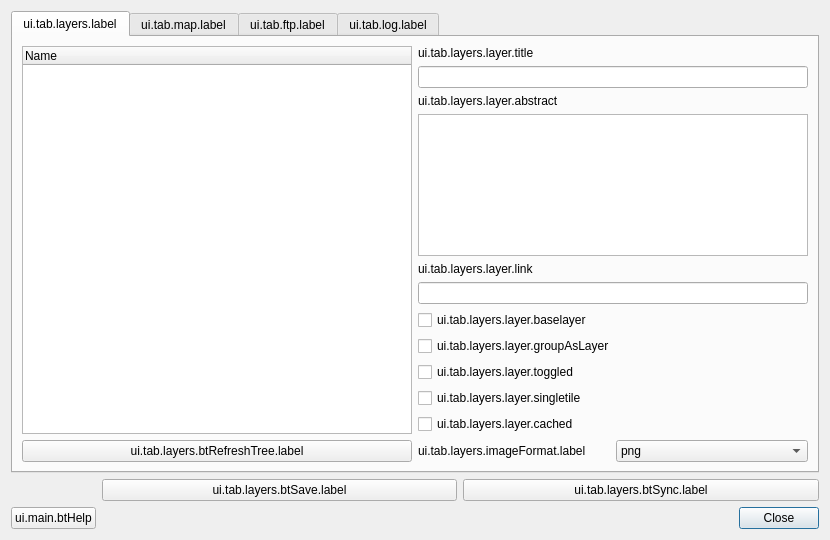
Old version of the form ui_lizmap.ui in the repository 3liz/lizmap-plugin.
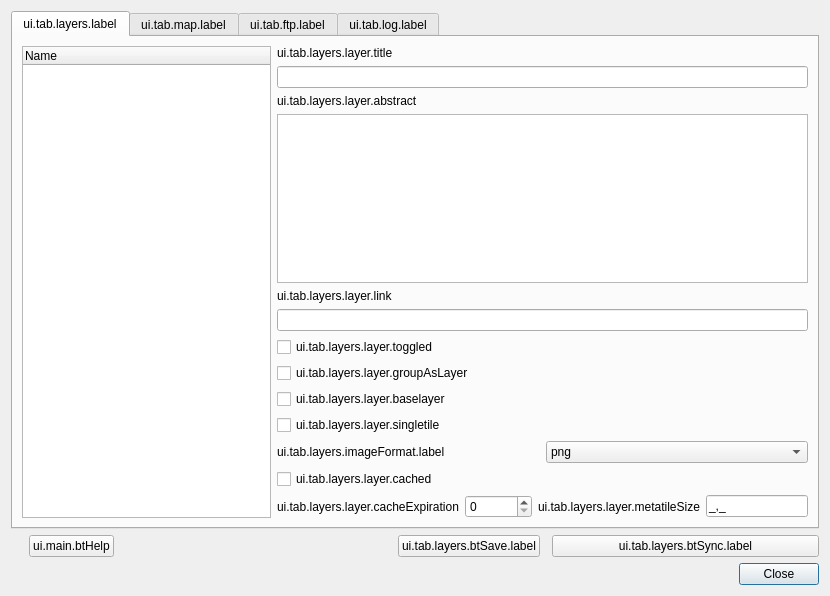
New version of the form.

Commit message: Complete refactoring of the code, data driven for layer options + Cache: add cacheExpiration and metatileSize

Patch:
```diff
--- a/ui_lizmap.ui
+++ b/ui_lizmap.ui
@@ -7,48 +7,21 @@
     <x>0</x>
     <y>0</y>
     <width>830</width>
-    <height>540</height>
+    <height>596</height>
    </rect>
   </property>
   <property name="windowTitle">
    <string>LizMap</string>
   </property>
   <layout class="QGridLayout" name="gridLayout">
-   <item row="2" column="1">
-    <spacer name="horizontalSpacer_2">
-     <property name="orientation">
-      <enum>Qt::Horizontal</enum>
-     </property>
-     <property name="sizeHint" stdset="0">
-      <size>
-       <width>40</width>
-       <height>20</height>
-      </size>
-     </property>
-    </spacer>
-   </item>
-   <item row="2" column="2">
+   <item row="4" column="8">
     <widget class="QDialogButtonBox" name="buttonClose">
      <property name="standardButtons">
       <set>QDialogButtonBox::Close</set>
      </property>
     </widget>
    </item>
-   <item row="2" column="0">
-    <widget class="QPushButton" name="btHelp">
-     <property name="text">
-      <string>ui.main.btHelp</string>
-     </property>
-    </widget>
-   </item>
-   <item row="1" column="1">
-    <widget class="QPushButton" name="btSave">
-     <property name="text">
-      <string>ui.tab.layers.btSave.label</string>
-     </property>
-    </widget>
-   </item>
-   <item row="1" column="2">
+   <item row="1" column="8">
     <widget class="QPushButton" name="btSync">
      <property name="enabled">
       <bool>true</bool>
@@ -58,7 +31,7 @@
      </property>
     </widget>
    </item>
-   <item row="0" column="0" colspan="3">
+   <item row="0" column="0" colspan="9">
     <widget class="QTabWidget" name="tabWidget">
      <property name="currentIndex">
       <number>0</number>
@@ -68,27 +41,6 @@
        <string>ui.tab.layers.label</string>
       </attribute>
       <layout class="QGridLayout" name="gridLayout_2">
-       <item row="0" column="0">
-        <widget class="QTreeWidget" name="treeLayer">
-         <property name="columnCount">
-          <number>1</number>
-         </property>
-         <attribute name="headerDefaultSectionSize">
-          <number>50</number>
-         </attribute>
-         <attribute name="headerMinimumSectionSize">
-          <number>50</number>
-         </attribute>
-         <attribute name="headerStretchLastSection">
-          <bool>true</bool>
-         </attribute>
-         <column>
-          <property name="text">
-           <string notr="true">Name</string>
-          </property>
-         </column>
-        </widget>
-       </item>
        <item row="0" column="1" rowspan="2">
         <layout class="QVBoxLayout" name="verticalLayout">
          <item>
@@ -121,20 +73,6 @@
          <item>
           <widget class="QLineEdit" name="inLayerLink"/>
          </item>
-         <item>
-          <widget class="QCheckBox" name="cbLayerIsBaseLayer">
-           <property name="text">
-            <string>ui.tab.layers.layer.baselayer</string>
-           </property>
-          </widget>
-         </item>
-         <item>
-          <widget class="QCheckBox" name="cbGroupAsLayer">
-           <property name="text">
-            <string>ui.tab.layers.layer.groupAsLayer</string>
-           </property>
-          </widget>
-         </item>
          <item>
           <widget class="QCheckBox" name="cbToggled">
            <property name="text">
@@ -142,6 +80,20 @@
            </property>
           </widget>
          </item>
+         <item>
+          <widget class="QCheckBox" name="cbGroupAsLayer">
+           <property name="text">
+            <string>ui.tab.layers.layer.groupAsLayer</string>
+           </property>
+          </widget>
+         </item>
+         <item>
+          <widget class="QCheckBox" name="cbLayerIsBaseLayer">
+           <property name="text">
+            <string>ui.tab.layers.layer.baselayer</string>
+           </property>
+          </widget>
+         </item>
          <item>
           <widget class="QCheckBox" name="cbSingleTile">
            <property name="text">
@@ -149,13 +101,6 @@
            </property>
           </widget>
          </item>
-         <item>
-          <widget class="QCheckBox" name="cbCached">
-           <property name="text">
-            <string>ui.tab.layers.layer.cached</string>
-           </property>
-          </widget>
-         </item>
          <item>
           <layout class="QHBoxLayout" name="horizontalLayout_8">
            <item>
@@ -186,13 +131,69 @@
            </item>
           </layout>
          </item>
+         <item>
+          <widget class="QCheckBox" name="cbCached">
+           <property name="text">
+            <string>ui.tab.layers.layer.cached</string>
+           </property>
+          </widget>
+         </item>
+         <item>
+          <layout class="QHBoxLayout" name="horizontalLayout_2">
+           <item>
+            <widget class="QLabel" name="label_12">
+             <property name="text">
+              <string>ui.tab.layers.layer.cacheExpiration</string>
+             </property>
+            </widget>
+           </item>
+           <item>
+            <widget class="QSpinBox" name="inCacheExpiration">
+             <property name="maximum">
+              <number>2592000</number>
+             </property>
+            </widget>
+           </item>
+           <item>
+            <widget class="QLabel" name="label_16">
+             <property name="text">
+              <string>ui.tab.layers.layer.metatileSize</string>
+             </property>
+            </widget>
+           </item>
+           <item>
+            <widget class="QLineEdit" name="inMetatileSize">
+             <property name="inputMask">
+              <string>0,0;_</string>
+             </property>
+            </widget>
+           </item>
+          </layout>
+         </item>
+         <item>
+          <layout class="QHBoxLayout" name="horizontalLayout_4"/>
+         </item>
         </layout>
        </item>
-       <item row="1" column="0">
-        <widget class="QPushButton" name="btRefreshTree">
-         <property name="text">
-          <string>ui.tab.layers.btRefreshTree.label</string>
+       <item row="0" column="0" rowspan="2">
+        <widget class="QTreeWidget" name="treeLayer">
+         <property name="columnCount">
+          <number>1</number>
          </property>
+         <attribute name="headerDefaultSectionSize">
+          <number>50</number>
+         </attribute>
+         <attribute name="headerMinimumSectionSize">
+          <number>50</number>
+         </attribute>
+         <attribute name="headerStretchLastSection">
+          <bool>true</bool>
+         </attribute>
+         <column>
+          <property name="text">
+           <string notr="true">Name</string>
+          </property>
+         </column>
         </widget>
        </item>
       </layout>
@@ -641,6 +642,33 @@
      </widget>
     </widget>
    </item>
+   <item row="1" column="6">
+    <widget class="QPushButton" name="btSave">
+     <property name="text">
+      <string>ui.tab.layers.btSave.label</string>
+     </property>
+    </widget>
+   </item>
+   <item row="1" column="5">
+    <spacer name="horizontalSpacer">
+     <property name="orientation">
+      <enum>Qt::Horizontal</enum>
+     </property>
+     <property name="sizeHint" stdset="0">
+      <size>
+       <width>40</width>
+       <height>20</height>
+      </size>
+     </property>
+    </spacer>
+   </item>
+   <item row="1" column="3">
+    <widget class="QPushButton" name="btHelp">
+     <property name="text">
+      <string>ui.main.btHelp</string>
+     </property>
+    </widget>
+   </item>
   </layout>
  </widget>
  <tabstops>
```
Left out of the diff: 21 changed lines with no effect on the pictures. The commit also changes 8 other files.
